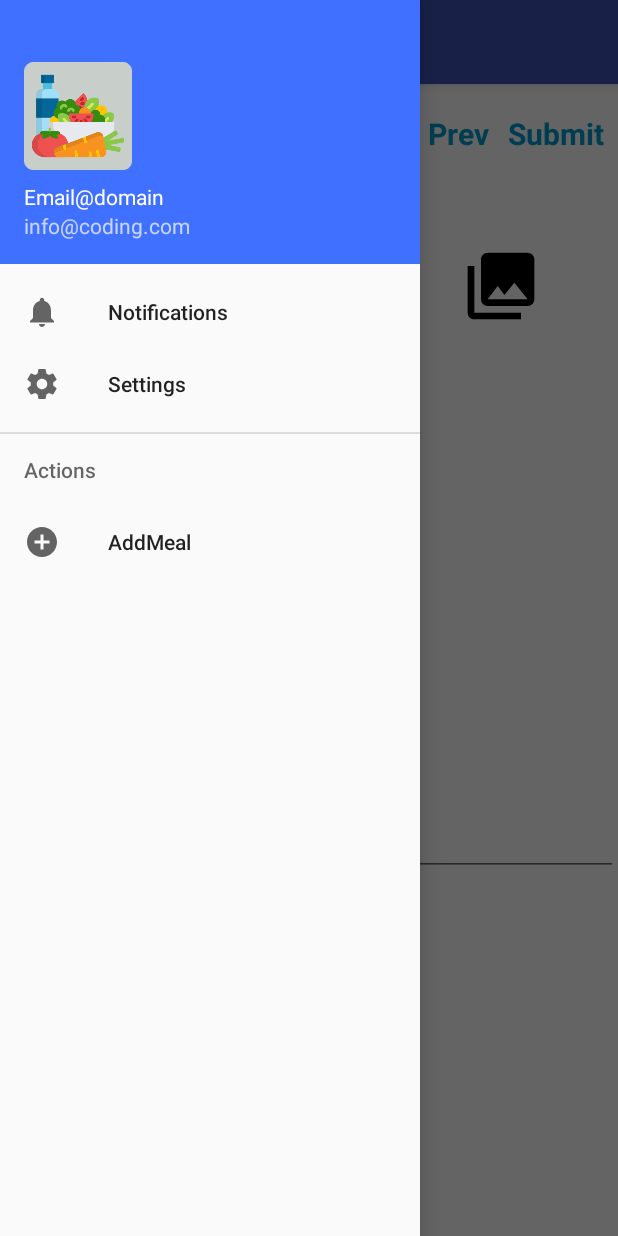
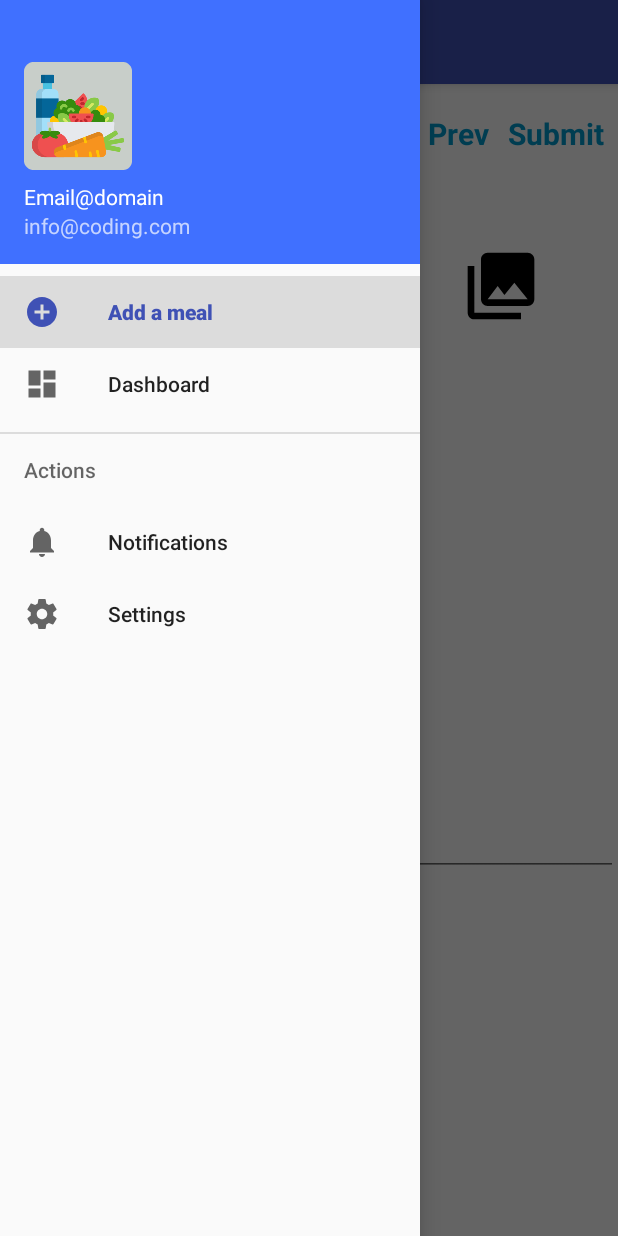
Before and after one commit to johnny550/food_med_And, an Android app: the fragment MealMain placed in its activity, with the side drawer open, on a phone screen of 412 x 824 dp. Run offline under Robolectric (Android 15) with nearby library versions, the phone set to English and light mode, and no system bars.

```diff
--- a/app/build.gradle
+++ b/app/build.gradle
@@ -26,4 +26,7 @@ dependencies {
     testImplementation 'junit:junit:4.12'
     androidTestImplementation 'com.android.support.test:runner:1.0.2'
     androidTestImplementation 'com.android.support.test.espresso:espresso-core:3.0.2'
+    // https://mvnrepository.com/artifact/org.apache.httpcomponents/httpclient
+
+
 }
--- /dev/null
+++ b/app/src/main/res/drawable/ic_dashboard.xml
@@ -0,0 +1,9 @@
+<vector xmlns:android="http://schemas.android.com/apk/res/android"
+    android:width="24dp"
+    android:height="24dp"
+    android:viewportWidth="24"
+    android:viewportHeight="24">
+  <path
+      android:fillColor="#FF000000"
+      android:pathData="M3,13h8L11,3L3,3v10zM3,21h8v-6L3,15v6zM13,21h8L21,11h-8v10zM13,3v6h8L21,3h-8z"/>
+</vector>
--- a/app/src/main/res/menu/drawer_menu.xml
+++ b/app/src/main/res/menu/drawer_menu.xml
@@ -5,21 +5,25 @@
 
     <group android:checkableBehavior="single">
         <item
-            android:id="@+id/nav_notifications"
-            android:icon="@drawable/ic_notifications"
-            android:title="Notifications" />
+            android:id="@+id/nav_add_meal"
+            android:icon="@drawable/ic_add"
+            android:title="@string/addMeal" />
         <item
-            android:id="@+id/nav_settings"
-            android:icon="@drawable/ic_settings"
-            android:title="Settings" />
+            android:id="@+id/nav_dashboard"
+            android:icon="@drawable/ic_dashboard"
+            android:title="@string/dashboard" />
     </group>
 
     <item android:title="Actions">
         <menu>
             <item
-                android:id="@+id/nav_add_meal"
-                android:icon="@drawable/ic_add"
-                android:title="AddMeal" />
+                android:id="@+id/nav_notifications"
+                android:icon="@drawable/ic_notifications"
+                android:title="@string/notifications" />
+            <item
+                android:id="@+id/nav_settings"
+                android:icon="@drawable/ic_settings"
+                android:title="@string/settings" />
         </menu>
     </item>
 </menu>
--- a/app/src/main/res/values/strings.xml
+++ b/app/src/main/res/values/strings.xml
@@ -27,6 +27,11 @@
     <string name="multitext_MEAL_hint">Anything about this meal</string>
     <string name="submit">Submit</string>
     <string name="thumbnail">Image thumbnail</string>
+    <string name="addMeal">Add a meal</string>
+    <string name="dashboard">Dashboard</string>
+    <string name="actions">Actions</string>
+    <string name="notifications">Notifications</string>
+    <string name="settings">Settings</string>
     <string-array name="first_questions_block">
         <item>Difficulties swallowing</item>
         <item>Feeling of solid food stuck in my chest</item>
```
Also changed, not shown: app/src/main/AndroidManifest.xml (+8 -7 lines), app/src/main/java/jonathan/fall/foodmed/Dashboard/Dashboard.java (+12 -11 lines), app/src/main/java/jonathan/fall/foodmed/Dashboard/FragmentCharger.java (+7 -0 lines), app/src/main/java/jonathan/fall/foodmed/PresentMeal/MealMain.java (+191 -20 lines), app/src/main/res/layout/fragment_dashboard.xml (added, +12 -0 lines).
